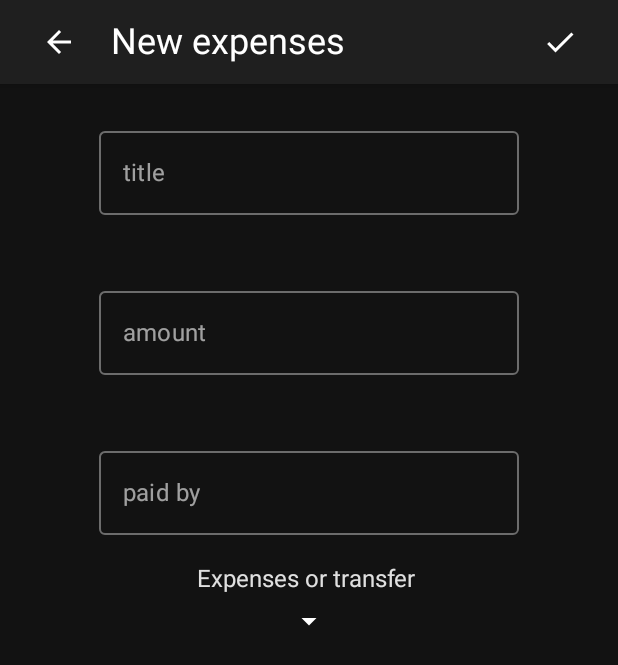
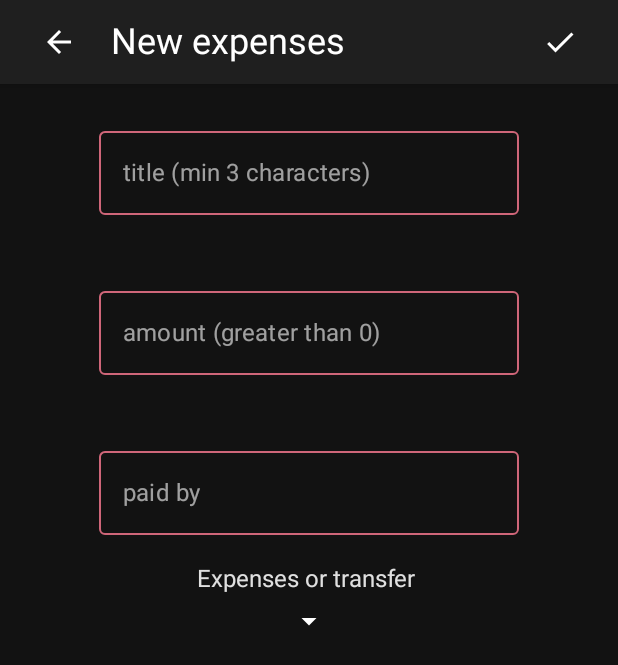
Before and after one commit to lautaro-tomas-ardiles/SplitBill, an Android app built with Jetpack Compose: the NewExpensesOrTransfer screen opened through its navigation route, after a tap on "chek", on a phone screen of 412 x 824 dp. Shown: the top 665 px of the screen. Run offline under Robolectric (Android 15) with nearby library versions, the phone set to English and light mode, and no system bars.

Commit message:
conditional for texts field

```diff
--- a/app/src/main/java/com/example/splitbill/screens/MainPage.kt
+++ b/app/src/main/java/com/example/splitbill/screens/MainPage.kt
@@ -101,13 +101,13 @@ fun ComponentOfBill(navController: NavController, elements: DataOfBill) {
             )
         }
         .fillMaxWidth()
-        .padding(13.dp)
         .clickable {
             navController.navigate(route = AppScreens.MainBillA.route)
             titleSelection = elements.title
             participantsSelection = elements.participants.joinToString(", ")
             actualIdSelection = elements.id
         }
+        .padding(13.dp)
     ) {
         TextsOfBill(elements)
     }
--- a/app/src/main/java/com/example/splitbill/screens/NewExpenseOrTransfer.kt
+++ b/app/src/main/java/com/example/splitbill/screens/NewExpenseOrTransfer.kt
@@ -17,7 +17,7 @@ import com.example.splitbill.navegation.AppScreens
 import com.example.splitbill.ui.theme.*
 
 private var titleOfExpenseOrTransfer = ""
-private var void = false
+private var isMatchGeneral = false
 private var amountOfExpenseOrTransfer = 0.0
 private var paidByOfExpenseOrTransfer = ""
 private var isTransferOfExpenseOrTransfer = false
@@ -48,7 +48,7 @@ fun NewExpensesOrTransferTopBar(navController: NavController){
             IconButton(
                 modifier = Modifier.size(70.dp),
                 onClick = {
-                    if (!void) {
+                    if (isMatchGeneral) {
                         expenseData.add(
                             DataOfExpenses(
                                 title = titleOfExpenseOrTransfer,
@@ -91,43 +91,50 @@ fun TextFieldsOfExpensesOrTransfer(){
     var paidBy by remember { mutableStateOf("") }
     var showDropdownMenu by remember { mutableStateOf(false) }
     var isTransfer by remember { mutableStateOf(false) }
+    var isMatchT by remember { mutableStateOf(false) }
+    var isMatchA by remember { mutableStateOf(false) }
+    var isMatchP by remember { mutableStateOf(false) }
 
     Column(Modifier
             .padding(vertical = 23.dp)
             .fillMaxWidth(),
         horizontalAlignment = Alignment.CenterHorizontally
     ){
+        isMatchT = title.length >= 3
         OutlinedTextField(
             value = title,
             onValueChange = { title = it } ,
             singleLine = true,
-            label = { Text("title") }
+            label = { Text("title (min 3 characters)") },
+            isError = !isMatchT
         )
         Spacer(modifier = Modifier.padding(21.dp))
-
+        isMatchA = amount != "0.0" && amount != "0" && amount != ""
         OutlinedTextField(
             value = amount,
             onValueChange = { amount = it } ,
             singleLine = true,
-            label = { Text("amount") },
+            label = { Text("amount (greater than 0)") },
             keyboardOptions = KeyboardOptions(
                 keyboardType = KeyboardType.Number
-            )
+            ),
+            isError = !isMatchA
         )
         Spacer(modifier = Modifier.padding(21.dp))
-
+        isMatchP = paidBy in participantsSelection && paidBy != "" && paidBy != " "
         OutlinedTextField(
             value = paidBy,
             onValueChange = { paidBy = it } ,
             singleLine = true,
-            label = { Text("paid by") }
+            label = { Text("paid by") },
+            isError = !isMatchP
         )
 
         Spacer(modifier = Modifier.padding(10.dp))
         Text(
             "Expenses or transfer "
         )
-            Spacer(modifier = Modifier.padding(3.dp))
+        Spacer(modifier = Modifier.padding(3.dp))
         Icon(
             imageVector = Icons.Default.ArrowDropDown,
             contentDescription = "Dropdown Icon",
@@ -136,7 +143,7 @@ fun TextFieldsOfExpensesOrTransfer(){
                 .clickable {
                     showDropdownMenu = true
                 }
-            )
+        )
         DropdownMenu(
             expanded = showDropdownMenu,
             onDismissRequest = { showDropdownMenu = false },
@@ -166,6 +173,6 @@ fun TextFieldsOfExpensesOrTransfer(){
     amountOfExpenseOrTransfer = amount.toDoubleOrNull() ?: 0.0
     paidByOfExpenseOrTransfer = paidBy
     isTransferOfExpenseOrTransfer = isTransfer
-    void = titleOfExpenseOrTransfer.isBlank() || amountOfExpenseOrTransfer == 0.0 || paidByOfExpenseOrTransfer.isBlank()
+    isMatchGeneral = isMatchT && isMatchA && isMatchP
 
 }
```
Also changed, not shown: app/src/main/java/com/example/splitbill/screens/NewBill.kt (+16 -8 lines).
